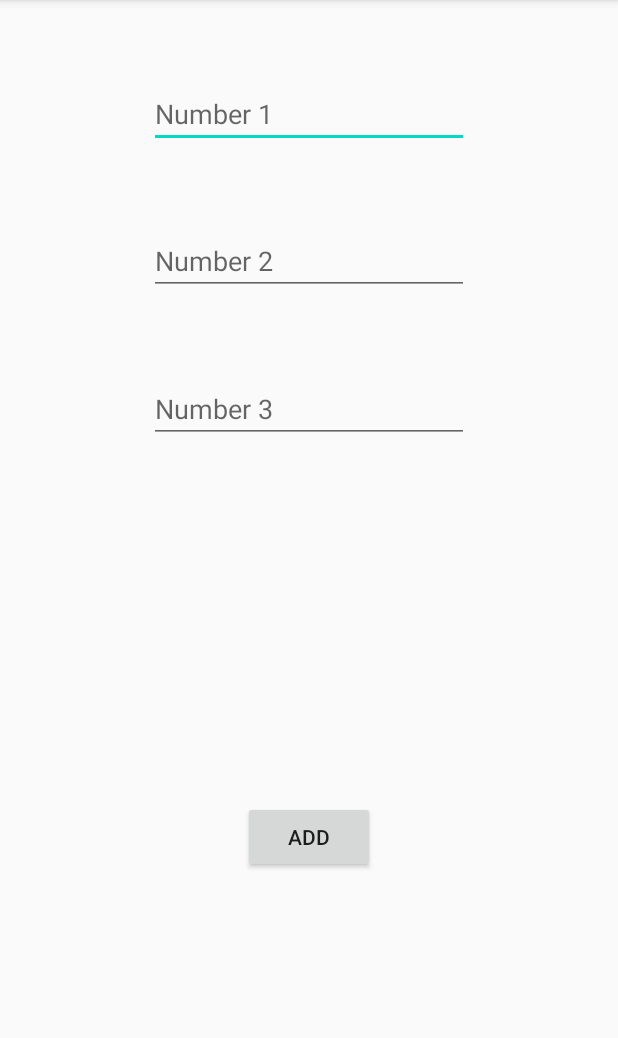
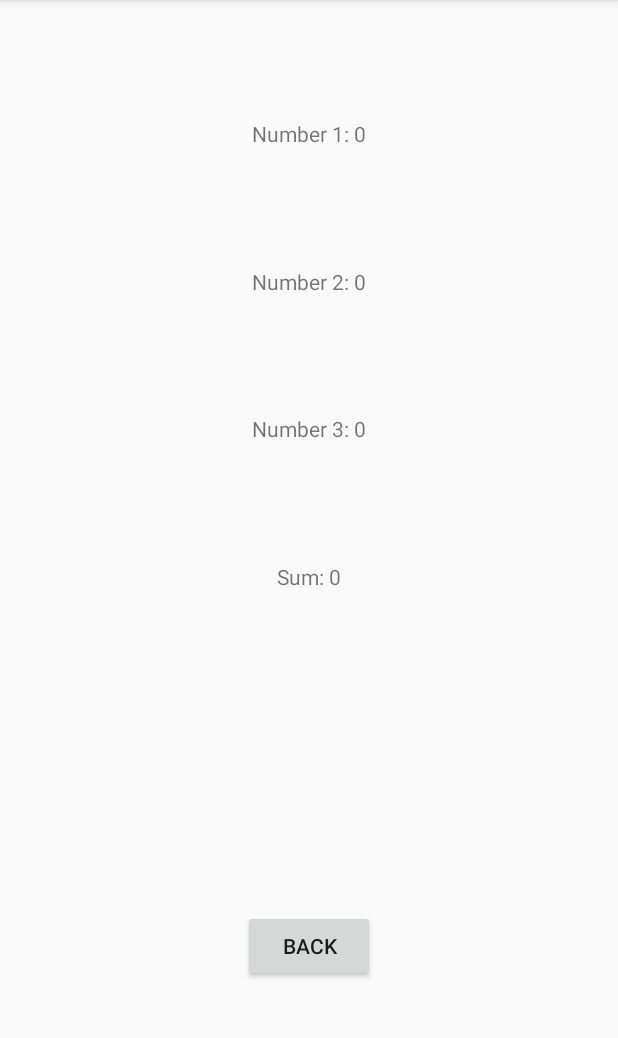
Before and after one commit to UmairJibran/android, an Android app: the screen it shows after launch (MainActivity before the commit, MainActivity2 after it), after a tap on "ADD", on a phone screen of 412 x 824 dp, the part 84-1122 px from its top. Run offline under Robolectric (Android 15) with nearby library versions, the phone set to English and light mode, and no system bars.

Commit message:
complete assignment

```diff
--- a/LabAssignment1/app/src/main/java/com/example/labassignment1/MainActivity.java
+++ b/LabAssignment1/app/src/main/java/com/example/labassignment1/MainActivity.java
@@ -2,8 +2,8 @@ package com.example.labassignment1;
 
 import androidx.appcompat.app.AppCompatActivity;
 
+import android.content.Intent;
 import android.os.Bundle;
-import android.view.View;
 import android.widget.Button;
 import android.widget.EditText;
 import android.widget.Toast;
@@ -13,7 +13,7 @@ import static java.lang.Integer.parseInt;
 public class MainActivity extends AppCompatActivity {
 
     Button sumBtn;
-    EditText edtxt1,edtxt2,edtxt3;
+    EditText editText1,editText2, editText3;
     int num1 = 0,num2 = 0,num3 = 0,sum = 0;
 
     @Override
@@ -21,21 +21,29 @@ public class MainActivity extends AppCompatActivity {
         super.onCreate(savedInstanceState);
         setContentView(R.layout.activity_main);
         sumBtn=findViewById(R.id.btnsum);
-        edtxt1=findViewById(R.id.editTextNumber);
-        edtxt2=findViewById(R.id.editTextNumber2);
-        edtxt3=findViewById(R.id.editTextNumber3);
+        editText1 =findViewById(R.id.editTextNumber);
+        editText2=findViewById(R.id.editTextNumber2);
+        editText3 =findViewById(R.id.editTextNumber3);
 
-        try {
-            num1 = Integer.parseInt(edtxt1.getText().toString(), 16);
-            num2 = Integer.parseInt(edtxt2.getText().toString(), 16);
-            num3 = Integer.parseInt(edtxt3.getText().toString(), 16);
-        }catch (NumberFormatException nfe){
-            System.out.println("Could not parse " + nfe);
-        }
-        sum = num1 + num2 + num3;
 
         sumBtn.setOnClickListener((view) ->  {
-            Toast.makeText(MainActivity.this,"Test" + sum,Toast.LENGTH_LONG).show();
+            try {
+                num1 = Integer.parseInt(editText1.getText().toString(), 10);
+                num2 = Integer.parseInt(editText2.getText().toString(), 10);
+                num3 = Integer.parseInt(editText3.getText().toString(), 10);
+            }catch (NumberFormatException nfe){
+                System.out.println("Could not parse " + nfe);
+            }
+            sum = num1 + num2 + num3;
+
+            Toast.makeText(MainActivity.this,""+sum,Toast.LENGTH_LONG).show();
+
+            Intent intent = new Intent(MainActivity.this,MainActivity2.class);
+            intent.putExtra("number1",""+num1);
+            intent.putExtra("number2",""+num2);
+            intent.putExtra("number3",""+num3);
+            intent.putExtra("sum",""+sum);
+            startActivity(intent);
         });
 
 
--- a/LabAssignment1/app/src/main/java/com/example/labassignment1/MainActivity2.java
+++ b/LabAssignment1/app/src/main/java/com/example/labassignment1/MainActivity2.java
@@ -2,13 +2,37 @@ package com.example.labassignment1;
 
 import androidx.appcompat.app.AppCompatActivity;
 
+import android.content.Intent;
 import android.os.Bundle;
+import android.view.View;
+import android.widget.Button;
+import android.widget.TextView;
 
 public class MainActivity2 extends AppCompatActivity {
+
+    TextView textView1,textView2,textView3,textView4;
+    Button btnBack;
 
     @Override
     protected void onCreate(Bundle savedInstanceState) {
         super.onCreate(savedInstanceState);
         setContentView(R.layout.activity_main2);
+        Intent intent = getIntent();
+
+        textView1 = findViewById(R.id.textView);
+        textView2 = findViewById(R.id.textView2);
+        textView3 = findViewById(R.id.textView3);
+        textView4 = findViewById(R.id.textView4);
+        btnBack = findViewById(R.id.backbtn);
+
+        textView1.setText("Number 1: " + intent.getStringExtra("number1"));
+        textView2.setText("Number 2: " + intent.getStringExtra("number2"));
+        textView3.setText("Number 3: " + intent.getStringExtra("number3"));
+        textView4.setText("Sum: " + intent.getStringExtra("sum"));
+
+        btnBack.setOnClickListener((View v) -> {
+            Intent intentBack = new Intent(MainActivity2.this,MainActivity.class);
+            startActivity(intentBack);
+        });
     }
 }
--- a/LabAssignment1/app/src/main/res/layout/activity_main2.xml
+++ b/LabAssignment1/app/src/main/res/layout/activity_main2.xml
@@ -17,58 +17,47 @@
         app:layout_constraintStart_toStartOf="parent"
         app:layout_constraintTop_toTopOf="@+id/guideline" />
 
-    <EditText
-        android:id="@+id/txt1"
-        android:layout_width="wrap_content"
-        android:layout_height="wrap_content"
-        android:ems="10"
-        android:inputType="number"
-        android:hint="Number 1"
-        app:layout_constraintEnd_toEndOf="parent"
-        app:layout_constraintBottom_toTopOf="@id/txt2"
-        app:layout_constraintStart_toStartOf="parent"
-        app:layout_constraintTop_toTopOf="parent" />
-
-    <EditText
-        android:id="@+id/txt2"
-        android:layout_width="wrap_content"
-        android:layout_height="wrap_content"
-        android:ems="10"
-        android:hint="Number 2"
-        android:inputType="number"
-        app:layout_constraintBottom_toTopOf="@id/txt3"
-        app:layout_constraintEnd_toEndOf="parent"
-        app:layout_constraintStart_toStartOf="parent"
-        app:layout_constraintTop_toBottomOf="@+id/txt1" />
-
-    <EditText
-        android:id="@+id/txt3"
-        android:layout_width="wrap_content"
-        android:layout_height="wrap_content"
-        android:ems="10"
-        android:hint="Number 3"
-        android:inputType="number"
-        app:layout_constraintBottom_toTopOf="@+id/txt4"
-        app:layout_constraintEnd_toEndOf="parent"
-        app:layout_constraintStart_toStartOf="parent"
-        app:layout_constraintTop_toBottomOf="@+id/txt2" />
-
-    <EditText
-        android:id="@+id/txt4"
-        android:layout_width="wrap_content"
-        android:layout_height="wrap_content"
-        android:ems="10"
-        android:inputType="number"
-        android:hint="Number 3"
-        app:layout_constraintBottom_toTopOf="@+id/txt3"
-        app:layout_constraintEnd_toEndOf="parent"
-        app:layout_constraintStart_toStartOf="parent"
-        app:layout_constraintTop_toBottomOf="@+id/guideline" />
-
     <androidx.constraintlayout.widget.Guideline
         android:id="@+id/guideline"
         android:layout_width="wrap_content"
         android:layout_height="wrap_content"
         android:orientation="horizontal"
         app:layout_constraintGuide_begin="493dp" />
+
+    <TextView
+        android:id="@+id/textView"
+        android:layout_width="wrap_content"
+        android:layout_height="wrap_content"
+        app:layout_constraintEnd_toEndOf="parent"
+        app:layout_constraintBottom_toTopOf="@id/textView2"
+        app:layout_constraintStart_toStartOf="parent"
+        app:layout_constraintTop_toTopOf="parent"
+        />
+
+    <TextView
+        android:id="@+id/textView2"
+        android:layout_width="wrap_content"
+        android:layout_height="wrap_content"
+        app:layout_constraintBottom_toTopOf="@id/textView3"
+        app:layout_constraintEnd_toEndOf="parent"
+        app:layout_constraintStart_toStartOf="parent"
+        app:layout_constraintTop_toBottomOf="@+id/textView" />
+
+    <TextView
+        android:id="@+id/textView3"
+        android:layout_width="wrap_content"
+        android:layout_height="wrap_content"
+        app:layout_constraintBottom_toTopOf="@id/textView4"
+        app:layout_constraintEnd_toEndOf="parent"
+        app:layout_constraintStart_toStartOf="parent"
+        app:layout_constraintTop_toBottomOf="@+id/textView2"/>
+
+    <TextView
+        android:id="@+id/textView4"
+        android:layout_width="wrap_content"
+        android:layout_height="wrap_content"
+        app:layout_constraintBottom_toTopOf="@+id/textView3"
+        app:layout_constraintEnd_toEndOf="parent"
+        app:layout_constraintStart_toStartOf="parent"
+        app:layout_constraintTop_toBottomOf="@+id/guideline"/>
 </androidx.constraintlayout.widget.ConstraintLayout>
```
Also changed, not shown: LabAssignment1/app/src/main/res/layout/activity_main.xml (line endings or trailing spaces).
